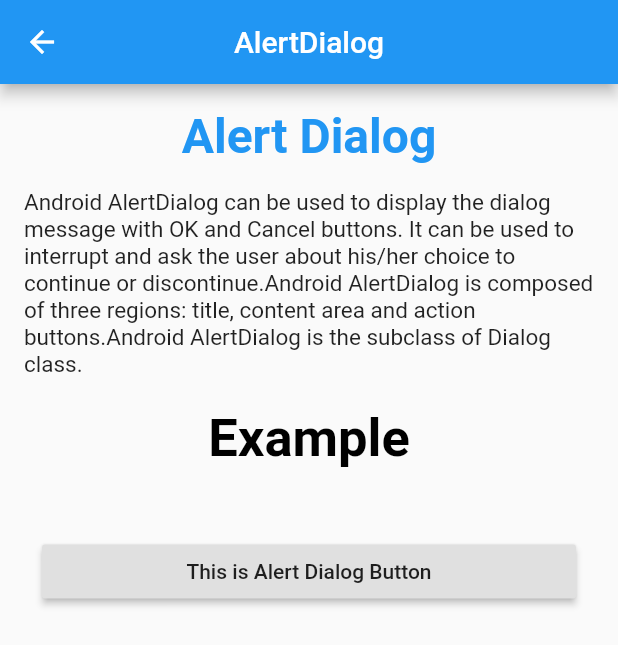
After one commit to rushilshah23/Task-10, a Flutter app: the WidgetHomePage screen opened directly, after a tap on "Alert dialog", on a phone screen of 412 x 824 dp. The commit adds this screen. Shown: the top 645 px of the screen. Run offline on Flutter 3.47's test engine with Material 2 defaults, Android fonts, the phone set to English and light mode, and no system bars; our stand-ins replace firebase_auth, firebase_database, google_sign_in, shared_preferences; accounts and stored records are empty.

Commit message:
Alert dIALOG working

```diff
--- a/lib/main.dart
+++ b/lib/main.dart
@@ -73,6 +73,7 @@ class _MyAppState extends State<MyApp> {
   @override
   Widget build(BuildContext context) {
     return MaterialApp(
+      theme: ThemeData(primarySwatch: Colors.blue),
       // debugShowCheckedModeBanner: true,
       // home: HomePage(),
       home:
--- /dev/null
+++ b/lib/views/WidgetHome.dart
@@ -0,0 +1,262 @@
+import 'package:flutter/material.dart';
+import 'package:Task7/views/WidgetsSection.dart';
+
+void main() {
+  runApp(MaterialApp(
+    home: WidgetHomePage(),
+  ));
+}
+
+class WidgetHomePage extends StatefulWidget {
+  @override
+  _WidgetHomePageState createState() => _WidgetHomePageState();
+}
+
+class _WidgetHomePageState extends State<WidgetHomePage> {
+  @override
+  Widget build(BuildContext context) {
+    return Scaffold(
+      appBar: AppBar(
+        title: Text(
+          'WidgetHomePage',
+          textAlign: TextAlign.center,
+        ),
+      ),
+      body: Center(
+        child: Column(
+          crossAxisAlignment: CrossAxisAlignment.stretch,
+          children: <Widget>[
+            Expanded(
+              flex: 2,
+              child: Container(
+                color: Colors.red,
+                child: GestureDetector(
+                  onTap: () {
+                    Navigator.push(
+                        context,
+                        MaterialPageRoute(
+                            builder: (context) => WidgetAlertDialog()));
+                  },
+                  child: Center(
+                    child: Text(
+                      "Alert dialog",
+                      style:
+                          TextStyle(fontSize: 20, fontWeight: FontWeight.bold),
+                      textAlign: TextAlign.center,
+                    ),
+                  ),
+                ),
+              ),
+            ),
+            Container(
+              height: 40,
+              color: Colors.yellow,
+              child: GestureDetector(
+                onTap: () {
+                  Navigator.push(
+                      context,
+                      MaterialPageRoute(
+                          builder: (context) => WidgetRichText()));
+                },
+                child: Center(
+                  child: Text(
+                    "Rich Text",
+                    style: TextStyle(fontSize: 20, fontWeight: FontWeight.bold),
+                    textAlign: TextAlign.center,
+                    strutStyle: StrutStyle(),
+                  ),
+                ),
+              ),
+            ),
+            Expanded(
+              flex: 2,
+              child: Container(
+                color: Colors.blue,
+                child: GestureDetector(
+                  onTap: () {
+                    Navigator.push(
+                        context,
+                        MaterialPageRoute(
+                            builder: (context) => WidgetSelectableText()));
+                  },
+                  child: Center(
+                    child: Text(
+                      "Selectable Text",
+                      style:
+                          TextStyle(fontSize: 20, fontWeight: FontWeight.bold),
+                      textAlign: TextAlign.center,
+                    ),
+                  ),
+                ),
+              ),
+            ),
+            Container(
+              height: 40,
+              color: Colors.blueGrey,
+              child: GestureDetector(
+                onTap: () {
+                  Navigator.push(
+                      context,
+                      MaterialPageRoute(
+                          builder: (context) => WidgetFlexible()));
+                },
+                child: Center(
+                  child: Text(
+                    "Flexible",
+                    style: TextStyle(fontSize: 20, fontWeight: FontWeight.bold),
+                    textAlign: TextAlign.center,
+                  ),
+                ),
+              ),
+            ),
+            Expanded(
+              flex: 2,
+              child: Container(
+                color: Colors.brown,
+                child: GestureDetector(
+                  onTap: () {
+                    Navigator.push(
+                        context,
+                        MaterialPageRoute(
+                            builder: (context) => WidgetSpacer()));
+                  },
+                  child: Center(
+                    child: Text(
+                      "Spacer",
+                      style: TextStyle(
+                        fontSize: 20,
+                        fontWeight: FontWeight.bold,
+                      ),
+                      textAlign: TextAlign.center,
+                    ),
+                  ),
+                ),
+              ),
+            ),
+            Container(
+              height: 40,
+              color: Colors.red[300],
+              child: GestureDetector(
+                onTap: () {
+                  Navigator.push(context,
+                      MaterialPageRoute(builder: (context) => WidgetDivider()));
+                },
+                child: Center(
+                  child: Text(
+                    "Divider",
+                    style: TextStyle(fontSize: 20, fontWeight: FontWeight.bold),
+                    textAlign: TextAlign.center,
+                  ),
+                ),
+              ),
+            ),
+            Expanded(
+              flex: 2,
+              child: Container(
+                color: Colors.amberAccent,
+                child: GestureDetector(
+                  onTap: () {
+                    Navigator.push(
+                        context,
+                        MaterialPageRoute(
+                            builder: (context) => WidgetIgnorePointer()));
+                  },
+                  child: Center(
+                    child: Text(
+                      "Ignore Pointer",
+                      style:
+                          TextStyle(fontSize: 20, fontWeight: FontWeight.bold),
+                      textAlign: TextAlign.center,
+                    ),
+                  ),
+                ),
+              ),
+            ),
+            Container(
+              height: 40,
+              color: Colors.limeAccent,
+              child: GestureDetector(
+                onTap: () {
+                  Navigator.push(
+                      context,
+                      MaterialPageRoute(
+                          builder: (context) => WidgetColouredFiltered()));
+                },
+                child: Center(
+                  child: Text(
+                    "Coloured Filter",
+                    style: TextStyle(fontSize: 20, fontWeight: FontWeight.bold),
+                    textAlign: TextAlign.center,
+                  ),
+                ),
+              ),
+            ),
+            Expanded(
+              flex: 2,
+              child: Container(
+                color: Colors.orange,
+                child: GestureDetector(
+                  onTap: () {
+                    Navigator.push(
+                        context,
+                        MaterialPageRoute(
+                            builder: (context) => WidgetFlexible()));
+                  },
+                  child: Center(
+                    child: Text(
+                      "Tool Tip",
+                      style:
+                          TextStyle(fontSize: 20, fontWeight: FontWeight.bold),
+                      textAlign: TextAlign.center,
+                    ),
+                  ),
+                ),
+              ),
+            ),
+            Container(
+              height: 40,
+              color: Colors.redAccent,
+              child: GestureDetector(
+                onTap: () {
+                  Navigator.push(
+                      context,
+                      MaterialPageRoute(
+                          builder: (context) => WidgetAspectRatio()));
+                },
+                child: Center(
+                  child: Text(
+                    "Aspect Ratio",
+                    style: TextStyle(fontSize: 20, fontWeight: FontWeight.bold),
+                    textAlign: TextAlign.center,
+                  ),
+                ),
+              ),
+            ),
+            Expanded(
+              flex: 2,
+              child: Container(
+                color: Colors.purple,
+                child: GestureDetector(
+                  onTap: () {
+                    Navigator.push(
+                        context,
+                        MaterialPageRoute(
+                            builder: (context) => WidgetSizedBox()));
+                  },
+                  child: Center(
+                    child: Text(
+                      "Sized Box",
+                      style:
+                          TextStyle(fontSize: 20, fontWeight: FontWeight.bold),
+                      textAlign: TextAlign.center,
+                    ),
+                  ),
+                ),
+              ),
+            ),
+          ],
+        ),
+      ),
+    );
+  }
+}
--- /dev/null
+++ b/lib/views/WidgetsSection.dart
@@ -0,0 +1,231 @@
+import 'package:flutter/material.dart';
+import 'package:Task7/widgets/widgetDescColumn.dart';
+
+class WidgetAlertDialog extends StatefulWidget {
+  @override
+  _WidgetAlertDialogState createState() => _WidgetAlertDialogState();
+}
+
+class _WidgetAlertDialogState extends State<WidgetAlertDialog> {
+  @override
+  Widget build(BuildContext context) {
+
+    Widget showDialogButton(BuildContext context){
+      Widget okButton = FlatButton(onPressed: (){
+        Navigator.of(context).pop();
+      }, child: Text("OK"));
+
+      AlertDialog alert = AlertDialog(
+        actions: <Widget>[
+          okButton
+        ],
+        title: Text("Alert Dialog"),
+        content: Text("This is ALert Dialog messgae"),
+      );
+
+      showDialog(context: context,
+      builder: (BuildContext context){
+        return alert;
+      });
+    }
+    return Scaffold(
+      appBar: AppBar(
+        centerTitle: true,
+        title: Text("AlertDialog"),
+      ),
+      body: Padding(
+        padding: const EdgeInsets.all(8.0),
+        child: ListView(
+          children: <Widget>[
+            widgetDescription(
+                title: 'Alert Dialog',
+                description:
+                    'Android AlertDialog can be used to display the dialog message with OK and Cancel buttons. It can be used to interrupt and ask the user about his/her choice to continue or discontinue.Android AlertDialog is composed of three regions: title, content area and action buttons.Android AlertDialog is the subclass of Dialog class.'),
+            SizedBox(
+              height: 16,
+            ),
+            Padding(
+              padding: const EdgeInsets.all(20.0),
+              child: RaisedButton(
+                onPressed: () {
+                  showDialogButton(context);
+                },
+                child: Text("This is Alert Dialog Button"),
+              ),
+            ),
+          ],
+        ),
+      ),
+    );
+  }
+}
+
+class WidgetRichText extends StatefulWidget {
+  @override
+  _WidgetRichTextState createState() => _WidgetRichTextState();
+}
+
+class _WidgetRichTextState extends State<WidgetRichText> {
+  @override
+  Widget build(BuildContext context) {
+    return Scaffold(
+      appBar: AppBar(
+        centerTitle: true,
+        title: Text("Rich Text"),
+      ),
+    );
+  }
+}
+
+class WidgetSelectableText extends StatefulWidget {
+  @override
+  _WidgetSelectableTextState createState() => _WidgetSelectableTextState();
+}
+
+class _WidgetSelectableTextState extends State<WidgetSelectableText> {
+  @override
+  Widget build(BuildContext context) {
+    return Scaffold(
+      appBar: AppBar(
+        centerTitle: true,
+        title: Text("Selectable Text"),
+      ),
+    );
+  }
+}
+
+class WidgetFlexible extends StatefulWidget {
+  @override
+  _WidgetFlexibleState createState() => _WidgetFlexibleState();
+}
+
+class _WidgetFlexibleState extends State<WidgetFlexible> {
+  @override
+  Widget build(BuildContext context) {
+    return Scaffold(
+      appBar: AppBar(
+        centerTitle: true,
+        title: Text("Flexible State"),
+      ),
+    );
+  }
+}
+
+class WidgetSpacer extends StatefulWidget {
+  @override
+  _WidgetSpacerState createState() => _WidgetSpacerState();
+}
+
+class _WidgetSpacerState extends State<WidgetSpacer> {
+  @override
+  Widget build(BuildContext context) {
+    return Scaffold(
+      appBar: AppBar(
+        centerTitle: true,
+        title: Text("WidgetSpacer State"),
+      ),
+    );
+  }
+}
+
+class WidgetDivider extends StatefulWidget {
+  @override
+  _WidgetDividerState createState() => _WidgetDividerState();
+}
+
+class _WidgetDividerState extends State<WidgetDivider> {
+  @override
+  Widget build(BuildContext context) {
+    return Scaffold(
+      appBar: AppBar(
+        centerTitle: true,
+        title: Text("WidgetDivider"),
+      ),
+    );
+  }
+}
+
+class WidgetIgnorePointer extends StatefulWidget {
+  @override
+  _WidgetIgnorePointerState createState() => _WidgetIgnorePointerState();
+}
+
+class _WidgetIgnorePointerState extends State<WidgetIgnorePointer> {
+  @override
+  Widget build(BuildContext context) {
+    return Scaffold(
+      appBar: AppBar(
+        centerTitle: true,
+        title: Text("Ignore Pointer"),
+      ),
+    );
+  }
+}
+
+class WidgetColouredFiltered extends StatefulWidget {
+  @override
+  _WidgetColouredFilteredState createState() => _WidgetColouredFilteredState();
+}
+
+class _WidgetColouredFilteredState extends State<WidgetColouredFiltered> {
+  @override
+  Widget build(BuildContext context) {
+    return Scaffold(
+      appBar: AppBar(
+        centerTitle: true,
+        title: Text("Coloured Filter"),
+      ),
+    );
+  }
+}
+
+class WidgetToolTip extends StatefulWidget {
+  @override
+  _WidgetToolTipState createState() => _WidgetToolTipState();
+}
+
+class _WidgetToolTipState extends State<WidgetToolTip> {
+  @override
+  Widget build(BuildContext context) {
+    return Scaffold(
+      appBar: AppBar(
+        centerTitle: true,
+        title: Text("Tool Tip"),
+      ),
+    );
+  }
+}
+
+class WidgetAspectRatio extends StatefulWidget {
+  @override
+  _WidgetAspectRatioState createState() => _WidgetAspectRatioState();
+}
+
+class _WidgetAspectRatioState extends State<WidgetAspectRatio> {
+  @override
+  Widget build(BuildContext context) {
+    return Scaffold(
+      appBar: AppBar(
+        centerTitle: true,
+        title: Text("Aspect Ratio"),
+      ),
+    );
+  }
+}
+
+class WidgetSizedBox extends StatefulWidget {
+  @override
+  _WidgetSizedBoxState createState() => _WidgetSizedBoxState();
+}
+
+class _WidgetSizedBoxState extends State<WidgetSizedBox> {
+  @override
+  Widget build(BuildContext context) {
+    return Scaffold(
+      appBar: AppBar(
+        centerTitle: true,
+        title: Text("Sized Box"),
+      ),
+    );
+  }
+}
--- /dev/null
+++ b/lib/widgets/widgetDescColumn.dart
@@ -0,0 +1,20 @@
+import 'package:flutter/material.dart';
+
+Widget widgetDescription({String title,String description}){
+  return Padding(
+    padding: const EdgeInsets.all(8.0),
+    child: Container(
+      child: Column(
+        children: <Widget>[
+          Text(title,style: TextStyle(fontSize: 32,fontWeight: FontWeight.bold,color: Colors.blue),),
+          SizedBox(height: 16,),
+          Text(description,style: TextStyle(fontSize: 15),),
+          SizedBox(height: 20,),
+          Text("Example",style: TextStyle(color: Colors.black,fontSize: 35,fontWeight: FontWeight.bold,),)
+
+        ],
+      ),
+    ),
+  );
+
+}
```
Also changed, not shown: lib/views/HomePage.dart (+13 -1 lines).
